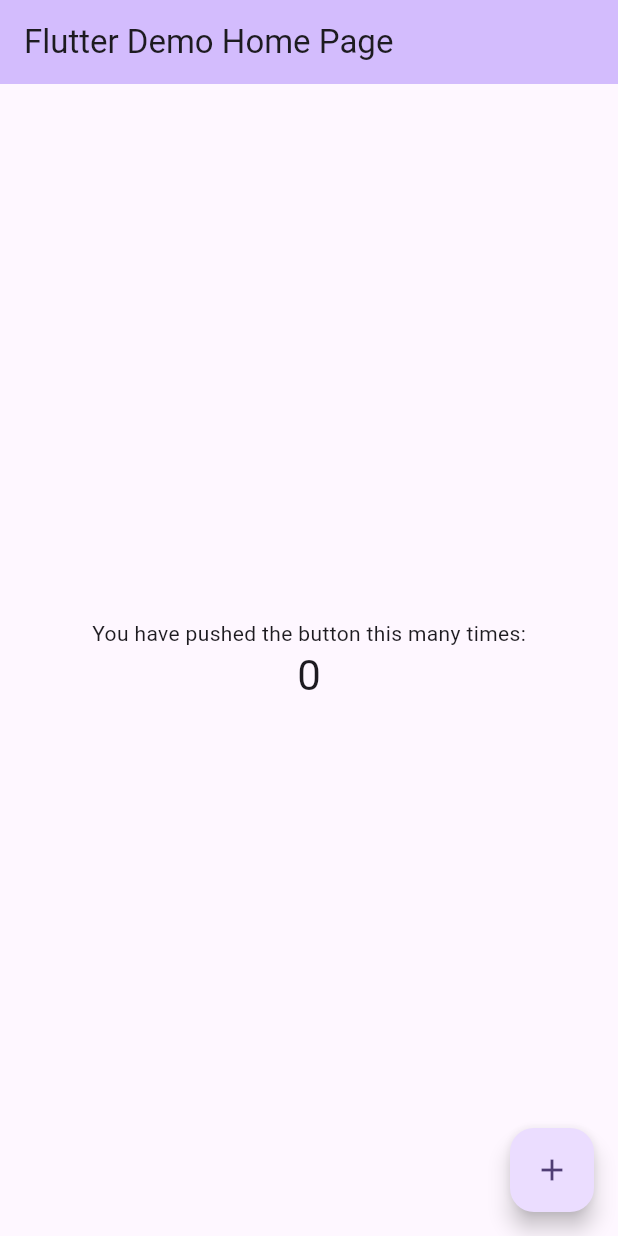
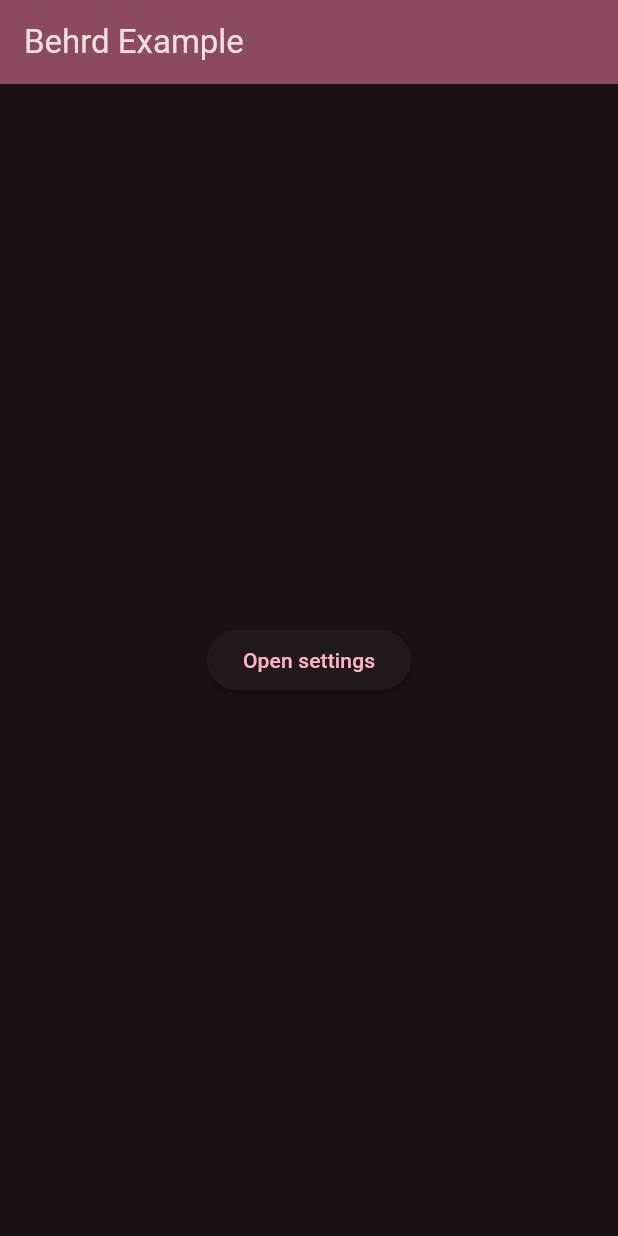
Before and after one commit to frederikbehr/behrd, a Flutter app: the screen it shows after launch, on a phone screen of 412 x 824 dp. Run offline on Flutter 3.47's test engine with Material 3 defaults, Android fonts, the phone set to English and light mode, and no system bars.

Commit message:
settings: categories are shown and can be pressed.

```diff
--- a/example/lib/main.dart
+++ b/example/lib/main.dart
@@ -1,3 +1,4 @@
+import 'package:behrd/behrd.dart';
 import 'package:flutter/material.dart';
 
 void main() {
@@ -6,46 +7,21 @@ void main() {
 
 class MyApp extends StatelessWidget {
   const MyApp({super.key});
-
-  // This widget is the root of your application.
   @override
   Widget build(BuildContext context) {
     return MaterialApp(
       title: 'Behrd Demo',
+      debugShowCheckedModeBanner: false,
       theme: ThemeData(
-        // This is the theme of your application.
-        //
-        // TRY THIS: Try running your application with "flutter run". You'll see
-        // the application has a purple toolbar. Then, without quitting the app,
-        // try changing the seedColor in the colorScheme below to Colors.green
-        // and then invoke "hot reload" (save your changes or press the "hot
-        // reload" button in a Flutter-supported IDE, or press "r" if you used
-        // the command line to start the app).
-        //
-        // Notice that the counter didn't reset back to zero; the application
-        // state is not lost during the reload. To reset the state, use hot
-        // restart instead.
-        //
-        // This works for code too, not just values: Most code changes can be
-        // tested with just a hot reload.
-        colorScheme: ColorScheme.fromSeed(seedColor: Colors.deepPurple),
+        colorScheme: ColorScheme.fromSeed(seedColor: Colors.black, brightness: Brightness.dark),
       ),
-      home: const MyHomePage(title: 'Flutter Demo Home Page'),
+      home: const MyHomePage(title: 'Behrd Example'),
     );
   }
 }
 
 class MyHomePage extends StatefulWidget {
   const MyHomePage({super.key, required this.title});
-
-  // This widget is the home page of your application. It is stateful, meaning
-  // that it has a State object (defined below) that contains fields that affect
-  // how it looks.
-
-  // This class is the configuration for the state. It holds the values (in this
-  // case the title) provided by the parent (in this case the App widget) and
-  // used by the build method of the State. Fields in a Widget subclass are
-  // always marked "final".
 
   final String title;
 
@@ -54,69 +30,27 @@ class MyHomePage extends StatefulWidget {
 }
 
 class _MyHomePageState extends State<MyHomePage> {
-  int _counter = 0;
-
-  void _incrementCounter() {
-    setState(() {
-      // This call to setState tells the Flutter framework that something has
-      // changed in this State, which causes it to rerun the build method below
-      // so that the display can reflect the updated values. If we changed
-      // _counter without calling setState(), then the build method would not be
-      // called again, and so nothing would appear to happen.
-      _counter++;
-    });
-  }
+  BehrdSettings settings = BehrdSettings(
+    categories: [
+      SettingsCategory(title: "Notifications", icon: Icons.notifications, items: []),
+    ],
+  );
 
   @override
   Widget build(BuildContext context) {
-    // This method is rerun every time setState is called, for instance as done
-    // by the _incrementCounter method above.
-    //
-    // The Flutter framework has been optimized to make rerunning build methods
-    // fast, so that you can just rebuild anything that needs updating rather
-    // than having to individually change instances of widgets.
     return Scaffold(
       appBar: AppBar(
-        // TRY THIS: Try changing the color here to a specific color (to
-        // Colors.amber, perhaps?) and trigger a hot reload to see the AppBar
-        // change color while the other colors stay the same.
         backgroundColor: Theme.of(context).colorScheme.inversePrimary,
-        // Here we take the value from the MyHomePage object that was created by
-        // the App.build method, and use it to set our appbar title.
         title: Text(widget.title),
       ),
       body: Center(
-        // Center is a layout widget. It takes a single child and positions it
-        // in the middle of the parent.
         child: Column(
-          // Column is also a layout widget. It takes a list of children and
-          // arranges them vertically. By default, it sizes itself to fit its
-          // children horizontally, and tries to be as tall as its parent.
-          //
-          // Column has various properties to control how it sizes itself and
-          // how it positions its children. Here we use mainAxisAlignment to
-          // center the children vertically; the main axis here is the vertical
-          // axis because Columns are vertical (the cross axis would be
-          // horizontal).
-          //
-          // TRY THIS: Invoke "debug painting" (choose the "Toggle Debug Paint"
-          // action in the IDE, or press "p" in the console), to see the
-          // wireframe for each widget.
           mainAxisAlignment: MainAxisAlignment.center,
           children: <Widget>[
-            const Text('You have pushed the button this many times:'),
-            Text(
-              '$_counter',
-              style: Theme.of(context).textTheme.headlineMedium,
-            ),
+            ElevatedButton(onPressed: () => settings.open(context), child: Text("Open settings")),
           ],
         ),
       ),
-      floatingActionButton: FloatingActionButton(
-        onPressed: _incrementCounter,
-        tooltip: 'Increment',
-        child: const Icon(Icons.add),
-      ), // This trailing comma makes auto-formatting nicer for build methods.
     );
   }
 }
--- a/lib/behrd.dart
+++ b/lib/behrd.dart
@@ -0,0 +1,5 @@
+library behrd;
+
+export 'src/pages/settings/settings.dart';
+export 'src/pages/settings/category/settings_category.dart';
+export 'src/pages/settings/category/setting.dart';
--- /dev/null
+++ b/lib/src/pages/pages.dart
@@ -0,0 +1,9 @@
+import 'package:flutter/cupertino.dart';
+
+import '../utils/device_type.dart';
+
+abstract class Pages {
+  DeviceType get targetPlatform;
+
+  Future<T?> open<T>(BuildContext context);
+}
--- /dev/null
+++ b/lib/src/pages/settings/category/setting.dart
@@ -0,0 +1,4 @@
+abstract class Setting {
+  String get title;
+
+}
--- /dev/null
+++ b/lib/src/pages/settings/category/settings_category.dart
@@ -0,0 +1,26 @@
+
+import 'package:behrd/src/pages/settings/category/setting.dart';
+import 'package:flutter/cupertino.dart';
+
+class SettingsCategory {
+  final String title;
+  final List<Setting> items;
+  final IconData? icon;
+  final bool showIcon;
+  final double iconSize;
+  final Color? iconColor;
+  final TextStyle? textStyle;
+  final Color? categoryColor;
+
+  const SettingsCategory({
+    required this.title,
+    required this.items,
+    this.showIcon = true,
+    this.iconSize = 24,
+    this.iconColor,
+    this.textStyle,
+    this.icon,
+    this.categoryColor,
+  });
+
+}
--- /dev/null
+++ b/lib/src/pages/settings/settings.dart
@@ -0,0 +1,51 @@
+import 'dart:io';
+import 'package:behrd/src/pages/settings/category/settings_category.dart';
+import 'package:flutter/material.dart';
+import 'package:flutter/cupertino.dart';
+import 'package:behrd/src/utils/device_type.dart';
+import 'package:behrd/src/pages/pages.dart';
+import 'package:behrd/src/pages/settings/page/settings_scaffold.dart';
+
+class BehrdSettings implements Pages {
+  @override
+  final DeviceType targetPlatform;
+  final List<SettingsCategory> categories;
+  final String title;
+
+  const BehrdSettings({
+    this.targetPlatform = DeviceType.iOS,
+    this.title = "Settings",
+    required this.categories,
+  });
+
+  @override
+  Future<T?> open<T>(BuildContext context) {
+    final bool useCupertino = switch (targetPlatform) {
+      DeviceType.iOS => true,
+      DeviceType.android => false,
+      DeviceType.auto => Platform.isIOS,
+    };
+
+    return _openWithRoute<T>(
+      context,
+      SettingsPage(
+        title: title,
+        targetPlatform: useCupertino? DeviceType.iOS : DeviceType.android,
+        categories: categories,
+      ),
+      useCupertino: useCupertino,
+    );
+  }
+
+  Future<T?> _openWithRoute<T>(
+      BuildContext context,
+      Widget page, {
+        required bool useCupertino,
+      }) {
+    final route = useCupertino
+        ? CupertinoPageRoute<T>(builder: (_) => page)
+        : MaterialPageRoute<T>(builder: (_) => page);
+
+    return Navigator.push<T>(context, route);
+  }
+}
--- /dev/null
+++ b/lib/src/utils/device_type.dart
@@ -0,0 +1,3 @@
+enum DeviceType {
+  auto, iOS, android
+}
```
Also changed, not shown: lib/src/pages/settings/page/components/category_card.dart (added, +86 -0 lines), lib/src/pages/settings/page/settings_scaffold.dart (added, +60 -0 lines).
